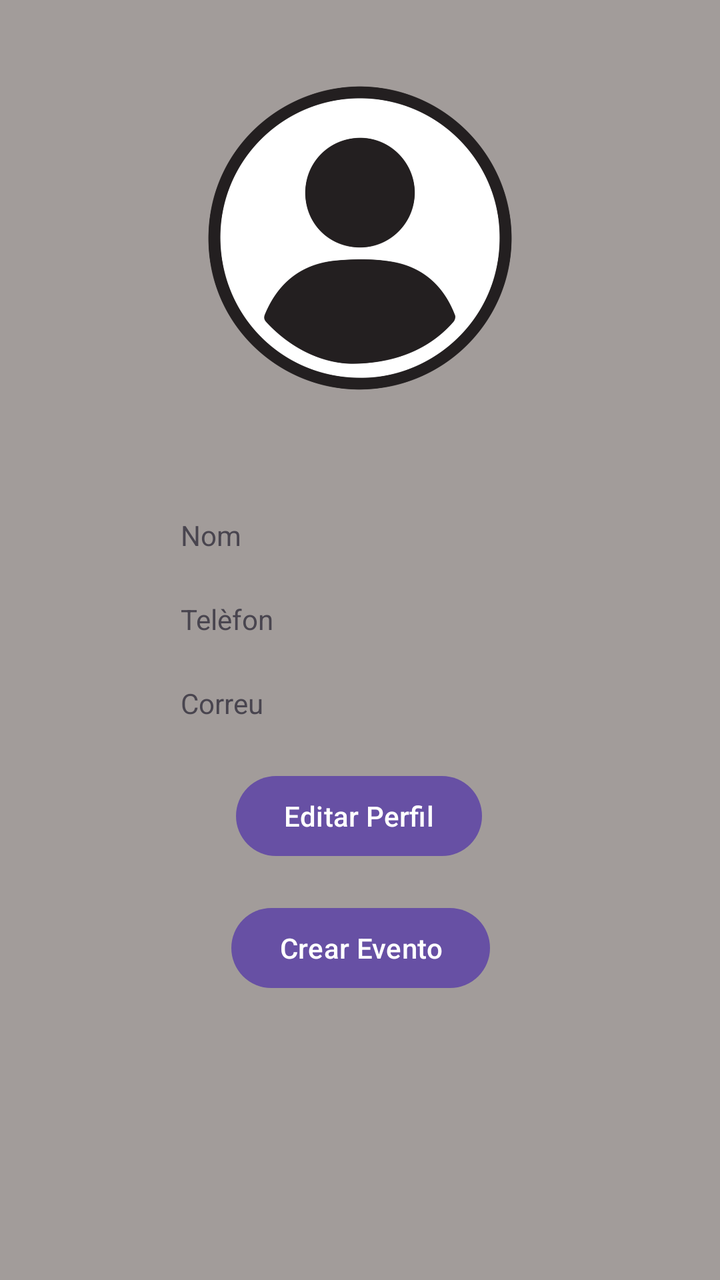
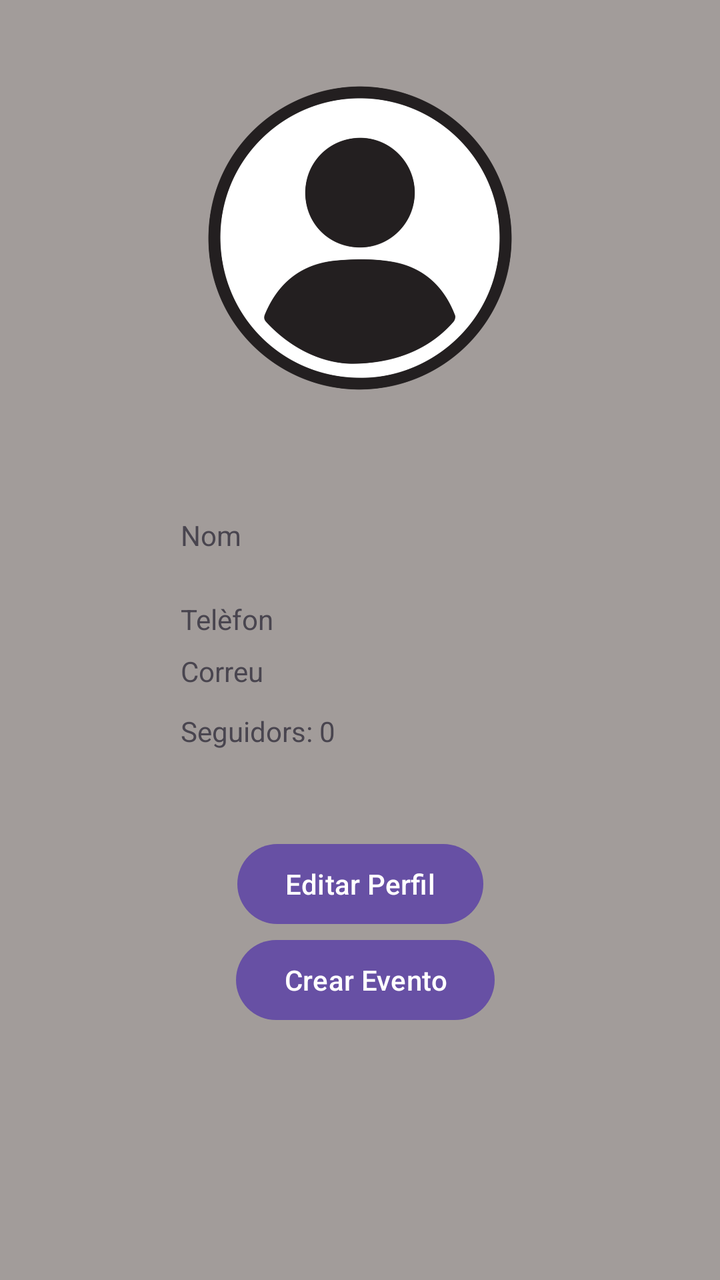

The first picture is an Android layout as it rendered before a commit; the second is the same layout after the commit. The layout source and the unified diff follow.
<!-- AndroidManifest.xml: application theme Theme.Projecte -->
<!-- res/layout/activity_user.xml -->
<?xml version="1.0" encoding="utf-8"?>
<androidx.core.widget.NestedScrollView
    xmlns:android="http://schemas.android.com/apk/res/android"
    xmlns:app="http://schemas.android.com/apk/res-auto"
    xmlns:tools="http://schemas.android.com/tools"
    android:layout_width="match_parent"
    android:layout_height="match_parent"
    android:fillViewport="true"
    android:background="#A29C9A">

    <androidx.constraintlayout.widget.ConstraintLayout
        android:id="@+id/main"
        android:layout_width="match_parent"
        android:layout_height="wrap_content"
        tools:context=".UserActivity">

        <ImageView
            android:id="@+id/fotoPerfil"
            android:layout_width="256dp"
            android:layout_height="238dp"
            app:layout_constraintEnd_toEndOf="parent"
            app:layout_constraintStart_toStartOf="parent"
            app:layout_constraintTop_toTopOf="parent"
            app:srcCompat="@drawable/user_icon" />

        <TextView
            android:id="@+id/nomTxt"
            android:layout_width="180dp"
            android:layout_height="22dp"
            android:layout_marginTop="20dp"
            android:text="Nom"
            app:layout_constraintEnd_toEndOf="parent"
            app:layout_constraintHorizontal_bias="0.502"
            app:layout_constraintStart_toStartOf="parent"
            app:layout_constraintTop_toBottomOf="@+id/fotoPerfil" />

        <TextView
            android:id="@+id/telefonTxt"
            android:layout_width="180dp"
            android:layout_height="22dp"
            android:layout_marginTop="20dp"
            android:text="Telèfon"
            app:layout_constraintEnd_toEndOf="parent"
            app:layout_constraintHorizontal_bias="0.502"
            app:layout_constraintStart_toStartOf="parent"
            app:layout_constraintTop_toBottomOf="@+id/nomTxt" />

        <TextView
            android:id="@+id/correuTxt"
            android:layout_width="180dp"
            android:layout_height="22dp"
            android:layout_marginTop="20dp"
            android:text="Correu"
            app:layout_constraintEnd_toEndOf="parent"
            app:layout_constraintHorizontal_bias="0.502"
            app:layout_constraintStart_toStartOf="parent"
            app:layout_constraintTop_toBottomOf="@+id/telefonTxt" />

        <Button
            android:id="@+id/editPerfilBtn"
            android:layout_width="wrap_content"
            android:layout_height="wrap_content"
            android:layout_marginTop="20dp"
            android:text="Editar Perfil"
            app:layout_constraintEnd_toEndOf="parent"
            app:layout_constraintHorizontal_bias="0.498"
            app:layout_constraintStart_toStartOf="parent"
            app:layout_constraintTop_toBottomOf="@+id/correuTxt" />

        <Button
            android:id="@+id/crearEventBtn"
            android:layout_width="wrap_content"
            android:layout_height="wrap_content"
            android:layout_marginTop="88dp"
            android:text="Crear Evento"
            app:layout_constraintBottom_toTopOf="@+id/meusEventsList"
            app:layout_constraintEnd_toEndOf="parent"
            app:layout_constraintHorizontal_bias="0.501"
            app:layout_constraintStart_toStartOf="parent"
            app:layout_constraintTop_toBottomOf="@+id/correuTxt" />

        <androidx.recyclerview.widget.RecyclerView
            android:id="@+id/meusEventsList"
            android:layout_width="402dp"
            android:layout_height="wrap_content"
            android:layout_marginTop="64dp"
            android:nestedScrollingEnabled="false"
            app:layout_constraintEnd_toEndOf="parent"
            app:layout_constraintHorizontal_bias="0.0"
            app:layout_constraintStart_toStartOf="parent"
            app:layout_constraintTop_toBottomOf="@+id/editPerfilBtn" />

    </androidx.constraintlayout.widget.ConstraintLayout>

</androidx.core.widget.NestedScrollView>
<!-- resources referenced by this layout -->
<resources>
  <!-- drawable user_icon: png bitmap (drawable, 103129 bytes) -->
  <style name="Theme.Projecte" parent="Base.Theme.Projecte" />
  <style name="Base.Theme.Projecte" parent="Theme.Material3.DayNight.NoActionBar">
          
          
      </style>
</resources>

<!-- the commit's change to res/layout/activity_user.xml (unified diff, before → after) -->
@@ -49,23 +49,33 @@
             android:id="@+id/correuTxt"
             android:layout_width="180dp"
             android:layout_height="22dp"
-            android:layout_marginTop="20dp"
+            android:layout_marginTop="4dp"
             android:text="Correu"
             app:layout_constraintEnd_toEndOf="parent"
             app:layout_constraintHorizontal_bias="0.502"
             app:layout_constraintStart_toStartOf="parent"
             app:layout_constraintTop_toBottomOf="@+id/telefonTxt" />
 
+        <TextView
+            android:id="@+id/seguidorsTxt"
+            android:layout_width="180dp"
+            android:layout_height="22dp"
+            android:layout_marginTop="8dp"
+            android:text="Seguidors: 0"
+            app:layout_constraintEnd_toEndOf="parent"
+            app:layout_constraintHorizontal_bias="0.502"
+            app:layout_constraintStart_toStartOf="parent"
+            app:layout_constraintTop_toBottomOf="@+id/correuTxt" />
+
         <Button
             android:id="@+id/editPerfilBtn"
             android:layout_width="wrap_content"
             android:layout_height="wrap_content"
-            android:layout_marginTop="20dp"
+            android:layout_marginTop="40dp"
             android:text="Editar Perfil"
             app:layout_constraintEnd_toEndOf="parent"
-            app:layout_constraintHorizontal_bias="0.498"
             app:layout_constraintStart_toStartOf="parent"
-            app:layout_constraintTop_toBottomOf="@+id/correuTxt" />
+            app:layout_constraintTop_toBottomOf="@+id/seguidorsTxt" />
 
         <Button
             android:id="@+id/crearEventBtn"
@@ -75,9 +85,10 @@
             android:text="Crear Evento"
             app:layout_constraintBottom_toTopOf="@+id/meusEventsList"
             app:layout_constraintEnd_toEndOf="parent"
-            app:layout_constraintHorizontal_bias="0.501"
+            app:layout_constraintHorizontal_bias="0.512"
             app:layout_constraintStart_toStartOf="parent"
-            app:layout_constraintTop_toBottomOf="@+id/correuTxt" />
+            app:layout_constraintTop_toBottomOf="@+id/seguidorsTxt"
+            app:layout_constraintVertical_bias="0.0" />
 
         <androidx.recyclerview.widget.RecyclerView
             android:id="@+id/meusEventsList"
